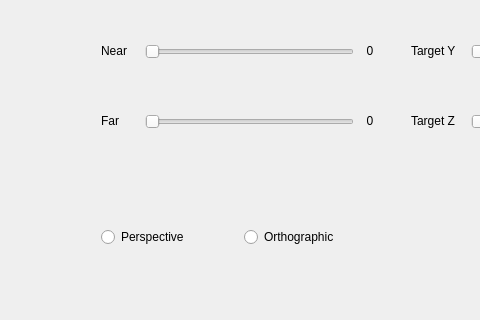
The window that example/polygon/mainwindow.ui (gandis0713/gengine) describes before a commit, drawn with Qt 5; both pictures show x 540 to 1020 and y 330 to 650 of the 1280 by 650 pixel window.
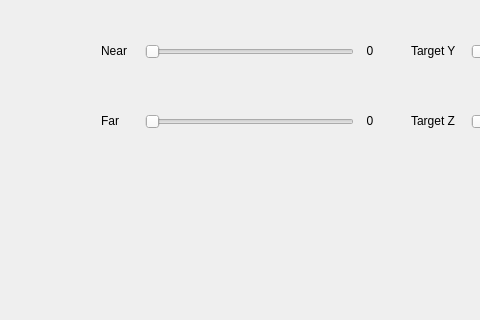
The same window after the commit.

Commit message: modified that example for polygon

What changed in the file:
```diff
--- a/example/polygon/mainwindow.ui
+++ b/example/polygon/mainwindow.ui
@@ -504,26 +504,10 @@
     </property>
     <layout class="QHBoxLayout" name="horizontalLayout">
      <item>
-      <layout class="QVBoxLayout" name="verticalLayout_6">
-       <item>
-        <widget class="QRadioButton" name="pers">
-         <property name="text">
-          <string>Perspective</string>
-         </property>
-        </widget>
-       </item>
-      </layout>
+      <layout class="QVBoxLayout" name="verticalLayout_6"/>
      </item>
      <item>
-      <layout class="QVBoxLayout" name="verticalLayout_5">
-       <item>
-        <widget class="QRadioButton" name="ortho">
-         <property name="text">
-          <string>Orthographic</string>
-         </property>
-        </widget>
-       </item>
-      </layout>
+      <layout class="QVBoxLayout" name="verticalLayout_5"/>
      </item>
     </layout>
    </widget>
```
The commit also changes 2 other files.
